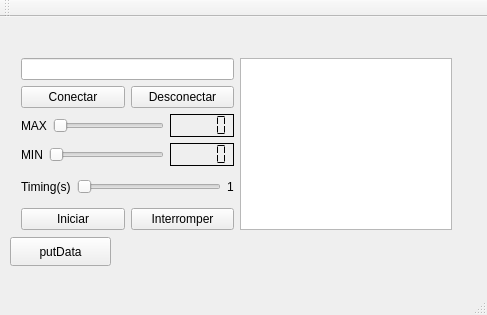
Old version of the form QtTcpClientProducer/mainwindow.ui in the repository Cogitus/QtmoduloSupervisorio.
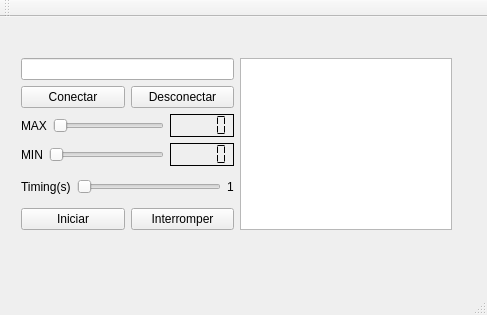
New version of the form.

Commit message: excluir botao putData

```diff
--- a/QtTcpClientProducer/mainwindow.ui
+++ b/QtTcpClientProducer/mainwindow.ui
@@ -14,19 +14,6 @@
    <string>MainWindow</string>
   </property>
   <widget class="QWidget" name="centralWidget">
-   <widget class="QPushButton" name="pushButtonPut">
-    <property name="geometry">
-     <rect>
-      <x>10</x>
-      <y>220</y>
-      <width>101</width>
-      <height>29</height>
-     </rect>
-    </property>
-    <property name="text">
-     <string>putData</string>
-    </property>
-   </widget>
    <widget class="QWidget" name="layoutWidget">
     <property name="geometry">
      <rect>
```
